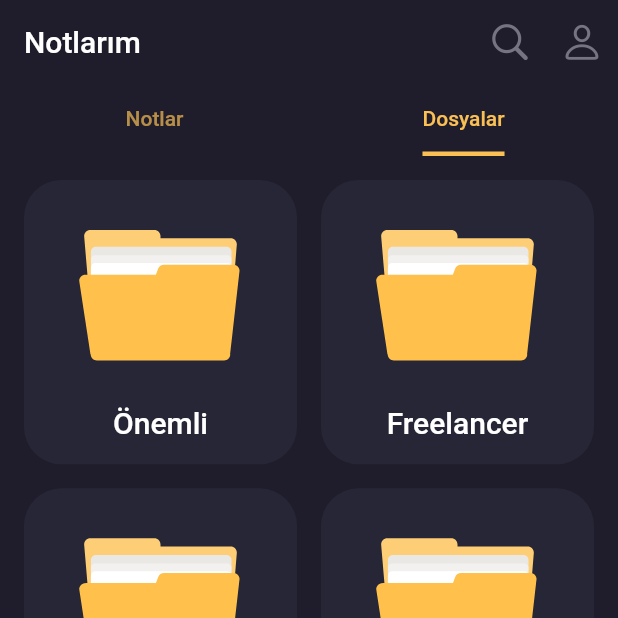
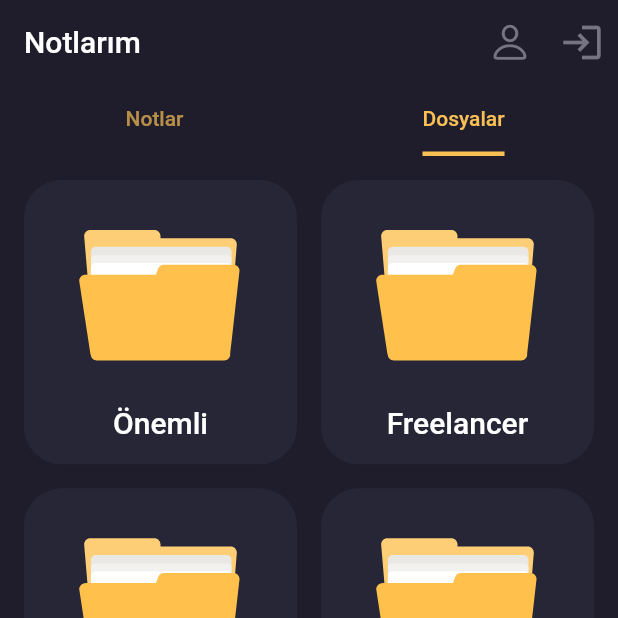
Before and after one commit to SalihAlemdar/last_project, a Flutter app: the screen it shows once a user with an empty profile is signed in, tab 2 chosen, on a phone screen of 412 x 824 dp, the top half of it. Run offline on Flutter 3.47's test engine with Material 2 defaults, Android fonts, the phone set to English and light mode, and no system bars; our stand-ins replace animated_splash_screen, firebase_auth, firebase_core, flutter_staggered_animations, font_awesome_flutter, lottie; accounts and stored records are empty; network calls fail.

Commit message:
page_edit.

```diff
--- a/lib/pages/home_page.dart
+++ b/lib/pages/home_page.dart
@@ -49,19 +49,21 @@ class HomePage extends StatelessWidget {
           appBar: AppBar(
               actions: [
                 IconButton(
-                  onPressed: () {},
-                  icon: const Icon(
-                    CupertinoIcons.search,
-                    size: 30,
-                  ),
-                ),
-                IconButton(
                   onPressed: () {
                     Navigator.push(context,
                         MaterialPageRoute(builder: (context) => ProfilePage()));
                   },
                   icon: const Icon(
                     CupertinoIcons.person,
+                    size: 30,
+                  ),
+                ),
+                IconButton(
+                  onPressed: () {
+                    signUserOut();
+                  },
+                  icon: const Icon(
+                    Icons.login_outlined,
                     size: 30,
                   ),
                 ),
```
